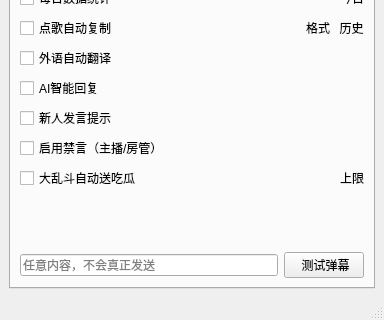
The window that mainwindow.ui (iwxyi/Bilibili-MagicalDanmaku) describes before a commit, drawn with Qt 5; both pictures show x 0 to 384 and y 176 to 496 of the 384 by 496 pixel window.
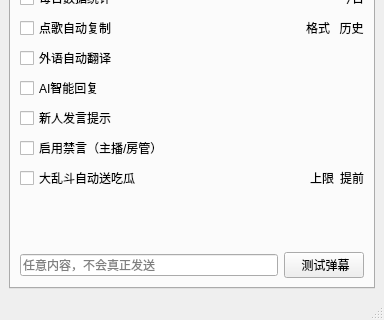
The same window after the commit.

Commit message: 添加大乱斗偷塔提前时间设置

Patch:
```diff
--- a/mainwindow.ui
+++ b/mainwindow.ui
@@ -443,7 +443,7 @@
          </layout>
         </item>
         <item>
-         <layout class="QHBoxLayout" name="horizontalLayout_28" stretch="1,0">
+         <layout class="QHBoxLayout" name="horizontalLayout_28" stretch="1,0,0">
           <property name="topMargin">
            <number>0</number>
           </property>
@@ -472,6 +472,20 @@
             </property>
            </widget>
           </item>
+          <item>
+           <widget class="QPushButton" name="pkJudgeEarlyButton">
+            <property name="styleSheet">
+             <string notr="true">QPushButton
+{
+	background: transparent;
+	border: none;
+}</string>
+            </property>
+            <property name="text">
+             <string>提前</string>
+            </property>
+           </widget>
+          </item>
          </layout>
         </item>
         <item>
```
The commit also changes 2 other files.
